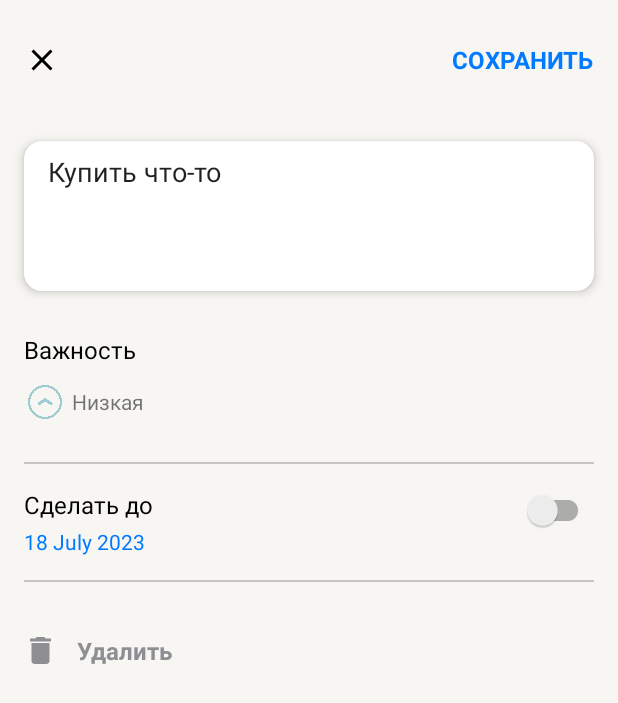
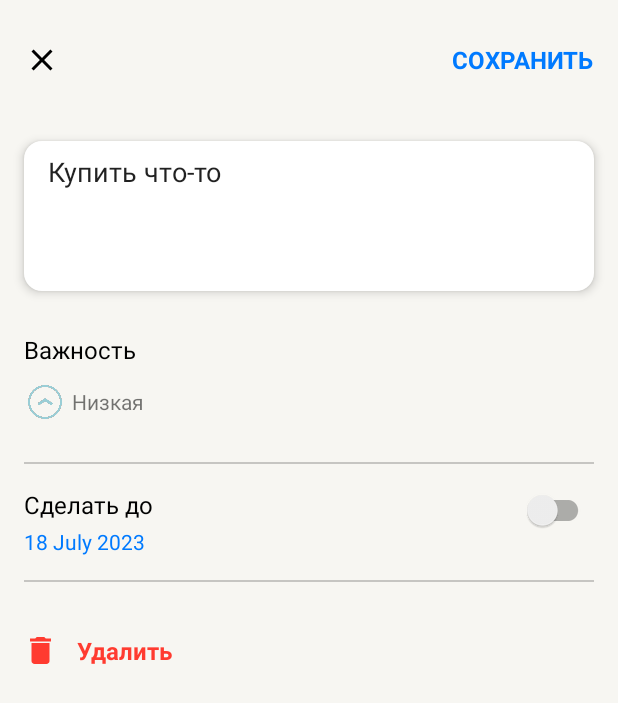
Before and after one commit to Mobile-Developement-School-23/android-todo-app-way-to-mars, an Android app: the screen it shows after launch (MainActivity), after a tap on "Информация, правка", on a phone screen of 412 x 824 dp. Shown: the top 703 px of the screen. Run offline under Robolectric (Android 15) with nearby library versions, the light colour scheme and no system bars; Roboto replaces fonts that are not available here; 1 other tap on this screen came first.

Commit message:
day 8 set states for delete button

```diff
--- a/app/src/main/java/com/way2mars/kotlin/todoapp/model/TodoItem.kt
+++ b/app/src/main/java/com/way2mars/kotlin/todoapp/model/TodoItem.kt
@@ -76,12 +76,12 @@ fun todoItemFromRandom(): TodoItem {
 
 fun newTask(): TodoItem{
     return TodoItem(
-        id = UUID.randomUUID().toString(),
+        id = "",  // empty string marks a new todoItem
         text = "",
         importance = Importance.COMMON,
         deadline = null,
         isCompleted = false,
-        dateCreated = System.currentTimeMillis(),
+        dateCreated = 0,
         dateModified = null
     )
 }
--- a/app/src/main/java/com/way2mars/kotlin/todoapp/screens/TaskFragment.kt
+++ b/app/src/main/java/com/way2mars/kotlin/todoapp/screens/TaskFragment.kt
@@ -9,6 +9,8 @@ import androidx.core.os.bundleOf
 import androidx.fragment.app.Fragment
 import androidx.fragment.app.viewModels
 import androidx.lifecycle.Observer
+import com.google.android.material.snackbar.Snackbar
+import com.way2mars.kotlin.todoapp.R
 import com.way2mars.kotlin.todoapp.databinding.CalendarBinding
 import com.way2mars.kotlin.todoapp.databinding.FragmentTaskBinding
 import com.way2mars.kotlin.todoapp.model.Importance
@@ -24,7 +26,7 @@ class TaskFragment : Fragment() {
     private lateinit var binding: FragmentTaskBinding
     private val viewModel: TaskViewModel by viewModels { factory() }
 
-    private  lateinit var spinnerAdapter: SpinnerAdapter
+    private lateinit var spinnerAdapter: SpinnerAdapter
 
     override fun onCreate(savedInstanceState: Bundle?) {
         super.onCreate(savedInstanceState)
@@ -66,6 +68,9 @@ class TaskFragment : Fragment() {
             )  // .context
 
             importanceSpinner.adapter = spinnerAdapter
+
+            // Paints delete button gray if .id is empty or makes it red and clickable
+            setDeleteState((viewModel.task.value?.id?.length ?: 0) != 0)
         }
         return binding.root
     }
@@ -79,14 +84,13 @@ class TaskFragment : Fragment() {
             val externalFormatter = DateTimeFormatter.ofPattern("d MMMM yyyy")
             try {
                 dateString = date.format(externalFormatter)
-            }
-            catch (e: RuntimeException){
+            } catch (e: RuntimeException) {
                 e.printStackTrace()
             }
             dialogBinding.calendarTitleYear.text = date.year.toString()
             try {
                 dialogBinding.calendarTitleDay.text = date.format(internalFormatter)
-            }catch (e: RuntimeException){
+            } catch (e: RuntimeException) {
                 dialogBinding.calendarTitleDay.text = "n/a"
                 e.printStackTrace()
             }
@@ -94,7 +98,7 @@ class TaskFragment : Fragment() {
 
         val dialog = AlertDialog.Builder(this.context)
             .setView(dialogBinding.root)
-            .setNegativeButton("ОТМЕНА"){ dialog, which ->
+            .setNegativeButton("ОТМЕНА") { dialog, which ->
                 if (fromSwitch) binding.deadlineSwitch.isChecked = false
             }
             .setPositiveButton("ГОТОВО") { _, _ ->
@@ -108,17 +112,31 @@ class TaskFragment : Fragment() {
             .create()
         dialogBinding.calendar.setOnDateChangeListener { _, y, m, d ->
             titleFiller(LocalDate.of(y, m + 1, d))
-           }
+        }
 
         val initialDate = binding.deadlineText.text.toString().toUnixTime()
             .let { if (it == 0L) System.currentTimeMillis() else it }
 
         dialogBinding.calendar.setDate(initialDate, true, true)
-        titleFiller(LocalDate.ofEpochDay(dialogBinding.calendar.date / (24*60*60*1000) + 1))
+        titleFiller(LocalDate.ofEpochDay(dialogBinding.calendar.date / (24 * 60 * 60 * 1000) + 1))
 
         dialog.show()
     }
 
+    // Makes the "Button" active or inactive
+    private fun setDeleteState(state: Boolean) {
+        val color = if (state) requireContext().getColor(R.color.red)
+        else requireContext().getColor(R.color.color_light_gray)
+        with(binding.deleteButton) {
+            isClickable = state
+            tag = state
+            setTextColor(color)
+            compoundDrawables[0].setTint(color)
+            if (state) setOnClickListener {
+                Snackbar.make(binding.root, "Delete", Snackbar.LENGTH_SHORT).show()
+            }
+        }
+    }
 
     // TaskFragment takes parameters ScrollingFragment
     companion object {
--- a/app/src/main/res/layout/fragment_task.xml
+++ b/app/src/main/res/layout/fragment_task.xml
@@ -163,8 +163,8 @@
                     android:textStyle="bold"
                     app:drawableLeftCompat="@drawable/delete"
                     app:layout_constraintStart_toStartOf="parent"
-                    app:layout_constraintTop_toBottomOf="@id/second_line" app:drawableTint="@color/color_light_gray"/>
-
+                    app:layout_constraintTop_toBottomOf="@id/second_line"
+                    app:drawableTint="@color/color_light_gray"/>
         </androidx.constraintlayout.widget.ConstraintLayout>
     </ScrollView>
 </androidx.constraintlayout.widget.ConstraintLayout>
```
